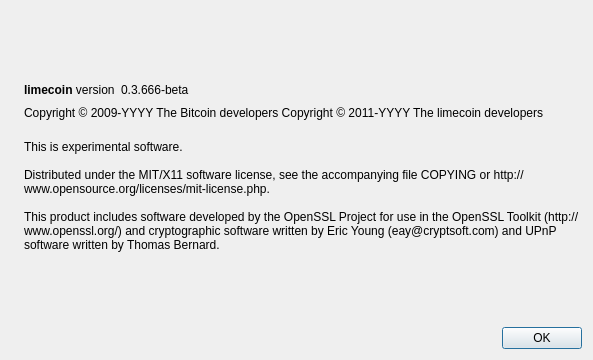
The window that src/qt/forms/aboutdialog.ui (IParn/LimecoinX) describes before a commit, drawn with Qt 5.
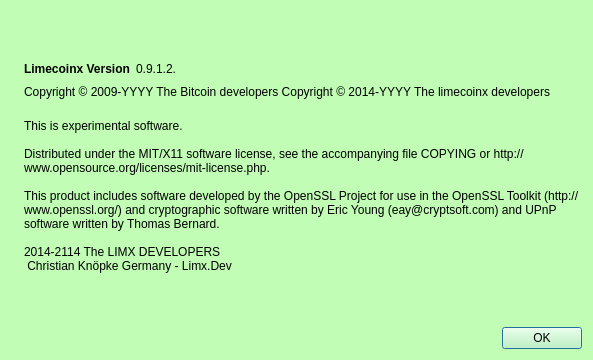
The same window after the commit. Icons and pictures are not drawn.

What changed in the file:
```diff
--- a/src/qt/forms/aboutdialog.ui
+++ b/src/qt/forms/aboutdialog.ui
@@ -10,6 +10,421 @@
     <height>360</height>
    </rect>
   </property>
+  <property name="palette">
+   <palette>
+    <active>
+     <colorrole role="WindowText">
+      <brush brushstyle="SolidPattern">
+       <color alpha="255">
+        <red>0</red>
+        <green>0</green>
+        <blue>0</blue>
+       </color>
+      </brush>
+     </colorrole>
+     <colorrole role="Button">
+      <brush brushstyle="SolidPattern">
+       <color alpha="255">
+        <red>193</red>
+        <green>253</green>
+        <blue>181</blue>
+       </color>
+      </brush>
+     </colorrole>
+     <colorrole role="Light">
+      <brush brushstyle="SolidPattern">
+       <color alpha="255">
+        <red>255</red>
+        <green>255</green>
+        <blue>255</blue>
+       </color>
+      </brush>
+     </colorrole>
+     <colorrole role="Midlight">
+      <brush brushstyle="SolidPattern">
+       <color alpha="255">
+        <red>224</red>
+        <green>254</green>
+        <blue>218</blue>
+       </color>
+      </brush>
+     </colorrole>
+     <colorrole role="Dark">
+      <brush brushstyle="SolidPattern">
+       <color alpha="255">
+        <red>96</red>
+        <green>126</green>
+        <blue>90</blue>
+       </color>
+      </brush>
+     </colorrole>
+     <colorrole role="Mid">
+      <brush brushstyle="SolidPattern">
+       <color alpha="255">
+        <red>129</red>
+        <green>169</green>
+        <blue>121</blue>
+       </color>
+      </brush>
+     </colorrole>
+     <colorrole role="Text">
+      <brush brushstyle="SolidPattern">
+       <color alpha="255">
+        <red>0</red>
+        <green>0</green>
+        <blue>0</blue>
+       </color>
+      </brush>
+     </colorrole>
+     <colorrole role="BrightText">
+      <brush brushstyle="SolidPattern">
+       <color alpha="255">
+        <red>255</red>
+        <green>255</green>
+        <blue>255</blue>
+       </color>
+      </brush>
+     </colorrole>
+     <colorrole role="ButtonText">
+      <brush brushstyle="SolidPattern">
+       <color alpha="255">
+        <red>0</red>
+        <green>0</green>
+        <blue>0</blue>
+       </color>
+      </brush>
+     </colorrole>
+     <colorrole role="Base">
+      <brush brushstyle="SolidPattern">
+       <color alpha="255">
+        <red>255</red>
+        <green>255</green>
+        <blue>255</blue>
+       </color>
+      </brush>
+     </colorrole>
+     <colorrole role="Window">
+      <brush brushstyle="SolidPattern">
+       <color alpha="255">
+        <red>193</red>
+        <green>253</green>
+        <blue>181</blue>
+       </color>
+      </brush>
+     </colorrole>
+     <colorrole role="Shadow">
+      <brush brushstyle="SolidPattern">
+       <color alpha="255">
+        <red>0</red>
+        <green>0</green>
+        <blue>0</blue>
+       </color>
+      </brush>
+     </colorrole>
+     <colorrole role="AlternateBase">
+      <brush brushstyle="SolidPattern">
+       <color alpha="255">
+        <red>224</red>
+        <green>254</green>
+        <blue>218</blue>
+       </color>
+      </brush>
+     </colorrole>
+     <colorrole role="ToolTipBase">
+      <brush brushstyle="SolidPattern">
+       <color alpha="255">
+        <red>255</red>
+        <green>255</green>
+        <blue>220</blue>
+       </color>
+      </brush>
+     </colorrole>
+     <colorrole role="ToolTipText">
+      <brush brushstyle="SolidPattern">
+       <color alpha="255">
+        <red>0</red>
+        <green>0</green>
+        <blue>0</blue>
+       </color>
+      </brush>
+     </colorrole>
+    </active>
+    <inactive>
+     <colorrole role="WindowText">
+      <brush brushstyle="SolidPattern">
+       <color alpha="255">
+        <red>0</red>
+        <green>0</green>
+        <blue>0</blue>
+       </color>
+      </brush>
+     </colorrole>
+     <colorrole role="Button">
+      <brush brushstyle="SolidPattern">
+       <color alpha="255">
+        <red>193</red>
+        <green>253</green>
+        <blue>181</blue>
+       </color>
+      </brush>
+     </colorrole>
+     <colorrole role="Light">
+      <brush brushstyle="SolidPattern">
+       <color alpha="255">
+        <red>255</red>
+        <green>255</green>
+        <blue>255</blue>
+       </color>
+      </brush>
+     </colorrole>
+     <colorrole role="Midlight">
+      <brush brushstyle="SolidPattern">
+       <color alpha="255">
+        <red>224</red>
+        <green>254</green>
+        <blue>218</blue>
+       </color>
+      </brush>
+     </colorrole>
+     <colorrole role="Dark">
+      <brush brushstyle="SolidPattern">
+       <color alpha="255">
+        <red>96</red>
+        <green>126</green>
+        <blue>90</blue>
+       </color>
+      </brush>
+     </colorrole>
+     <colorrole role="Mid">
+      <brush brushstyle="SolidPattern">
+       <color alpha="255">
+        <red>129</red>
+        <green>169</green>
+        <blue>121</blue>
+       </color>
+      </brush>
+     </colorrole>
+     <colorrole role="Text">
+      <brush brushstyle="SolidPattern">
+       <color alpha="255">
+        <red>0</red>
+        <green>0</green>
+        <blue>0</blue>
+       </color>
+      </brush>
+     </colorrole>
+     <colorrole role="BrightText">
+      <brush brushstyle="SolidPattern">
+       <color alpha="255">
+        <red>255</red>
+        <green>255</green>
+        <blue>255</blue>
+       </color>
+      </brush>
+     </colorrole>
+     <colorrole role="ButtonText">
+      <brush brushstyle="SolidPattern">
+       <color alpha="255">
+        <red>0</red>
+        <green>0</green>
+        <blue>0</blue>
+       </color>
+      </brush>
+     </colorrole>
+     <colorrole role="Base">
+      <brush brushstyle="SolidPattern">
+       <color alpha="255">
+        <red>255</red>
+        <green>255</green>
+        <blue>255</blue>
+       </color>
+      </brush>
+     </colorrole>
+     <colorrole role="Window">
+      <brush brushstyle="SolidPattern">
+       <color alpha="255">
+        <red>193</red>
+        <green>253</green>
+        <blue>181</blue>
+       </color>
+      </brush>
+     </colorrole>
+     <colorrole role="Shadow">
+      <brush brushstyle="SolidPattern">
+       <color alpha="255">
+        <red>0</red>
+        <green>0</green>
+        <blue>0</blue>
+       </color>
+      </brush>
+     </colorrole>
+     <colorrole role="AlternateBase">
+      <brush brushstyle="SolidPattern">
+       <color alpha="255">
+        <red>224</red>
+        <green>254</green>
+        <blue>218</blue>
+       </color>
+      </brush>
+     </colorrole>
+     <colorrole role="ToolTipBase">
+      <brush brushstyle="SolidPattern">
+       <color alpha="255">
+        <red>255</red>
+        <green>255</green>
+        <blue>220</blue>
+       </color>
+      </brush>
+     </colorrole>
+     <colorrole role="ToolTipText">
+      <brush brushstyle="SolidPattern">
+       <color alpha="255">
+        <red>0</red>
+        <green>0</green>
+        <blue>0</blue>
+       </color>
+      </brush>
+     </colorrole>
+    </inactive>
+    <disabled>
+     <colorrole role="WindowText">
+      <brush brushstyle="SolidPattern">
+       <color alpha="255">
+        <red>96</red>
+        <green>126</green>
+        <blue>90</blue>
+       </color>
+      </brush>
+     </colorrole>
+     <colorrole role="Button">
+      <brush brushstyle="SolidPattern">
+       <color alpha="255">
+        <red>193</red>
+        <green>253</green>
+        <blue>181</blue>
+       </color>
+      </brush>
+     </colorrole>
+     <colorrole role="Light">
+      <brush brushstyle="SolidPattern">
+       <color alpha="255">
+        <red>255</red>
+        <green>255</green>
+        <blue>255</blue>
+       </color>
+      </brush>
+     </colorrole>
+     <colorrole role="Midlight">
+      <brush brushstyle="SolidPattern">
+       <color alpha="255">
+        <red>224</red>
+        <green>254</green>
+        <blue>218</blue>
+       </color>
+      </brush>
+     </colorrole>
+     <colorrole role="Dark">
+      <brush brushstyle="SolidPattern">
+       <color alpha="255">
+        <red>96</red>
+        <green>126</green>
+        <blue>90</blue>
+       </color>
+      </brush>
+     </colorrole>
+     <colorrole role="Mid">
+      <brush brushstyle="SolidPattern">
+       <color alpha="255">
+        <red>129</red>
+        <green>169</green>
+        <blue>121</blue>
+       </color>
+      </brush>
+     </colorrole>
+     <colorrole role="Text">
+      <brush brushstyle="SolidPattern">
+       <color alpha="255">
+        <red>96</red>
+        <green>126</green>
+        <blue>90</blue>
+       </color>
+      </brush>
+     </colorrole>
+     <colorrole role="BrightText">
+      <brush brushstyle="SolidPattern">
+       <color alpha="255">
+        <red>255</red>
+        <green>255</green>
+        <blue>255</blue>
+       </color>
+      </brush>
+     </colorrole>
+     <colorrole role="ButtonText">
+      <brush brushstyle="SolidPattern">
+       <color alpha="255">
+        <red>96</red>
+        <green>126</green>
+        <blue>90</blue>
+       </color>
+      </brush>
+     </colorrole>
+     <colorrole role="Base">
+      <brush brushstyle="SolidPattern">
+       <color alpha="255">
+        <red>193</red>
+        <green>253</green>
+        <blue>181</blue>
+       </color>
+      </brush>
+     </colorrole>
+     <colorrole role="Window">
+      <brush brushstyle="SolidPattern">
+       <color alpha="255">
+        <red>193</red>
+        <green>253</green>
+        <blue>181</blue>
+       </color>
+      </brush>
+     </colorrole>
+     <colorrole role="Shadow">
+      <brush brushstyle="SolidPattern">
+       <color alpha="255">
+        <red>0</red>
+        <green>0</green>
+        <blue>0</blue>
+       </color>
+      </brush>
+     </colorrole>
+     <colorrole role="AlternateBase">
+      <brush brushstyle="SolidPattern">
+       <color alpha="255">
+        <red>193</red>
+        <green>253</green>
+        <blue>181</blue>
+       </color>
+      </brush>
+     </colorrole>
+     <colorrole role="ToolTipBase">
+      <brush brushstyle="SolidPattern">
+       <color alpha="255">
+        <red>255</red>
+        <green>255</green>
+        <blue>220</blue>
+       </color>
+      </brush>
+     </colorrole>
+     <colorrole role="ToolTipText">
+      <brush brushstyle="SolidPattern">
+       <color alpha="255">
+        <red>0</red>
+        <green>0</green>
+        <blue>0</blue>
+       </color>
+      </brush>
+     </colorrole>
+    </disabled>
+   </palette>
+  </property>
   <property name="windowTitle">
    <string>About limecoin</string>
   </property>
@@ -50,7 +465,7 @@
           <cursorShape>IBeamCursor</cursorShape>
          </property>
          <property name="text">
-          <string>&lt;b&gt;limecoin&lt;/b&gt; version</string>
+          <string>&lt;html&gt;&lt;head/&gt;&lt;body&gt;&lt;p&gt;&lt;span style=&quot; font-weight:600;&quot;&gt;Limecoinx Version&lt;/span&gt;&lt;/p&gt;&lt;/body&gt;&lt;/html&gt;</string>
          </property>
          <property name="textInteractionFlags">
           <set>Qt::LinksAccessibleByMouse|Qt::TextSelectableByKeyboard|Qt::TextSelectableByMouse</set>
@@ -63,7 +478,7 @@
           <cursorShape>IBeamCursor</cursorShape>
          </property>
          <property name="text">
-          <string notr="true">0.3.666-beta</string>
+          <string notr="true">0.9.1.2.</string>
          </property>
          <property name="textInteractionFlags">
           <set>Qt::LinksAccessibleByMouse|Qt::TextSelectableByKeyboard|Qt::TextSelectableByMouse</set>
@@ -92,7 +507,7 @@
        </property>
        <property name="text">
         <string notr="true">Copyright &amp;copy; 2009-YYYY The Bitcoin developers
-Copyright &amp;copy; 2011-YYYY The limecoin developers</string>
+Copyright &amp;copy; 2014-YYYY The limecoinx developers</string>
        </property>
        <property name="textFormat">
         <enum>Qt::RichText</enum>
@@ -113,7 +528,10 @@
 
 Distributed under the MIT/X11 software license, see the accompanying file COPYING or http://www.opensource.org/licenses/mit-license.php.
 
-This product includes software developed by the OpenSSL Project for use in the OpenSSL Toolkit (http://www.openssl.org/) and cryptographic software written by Eric Young (eay@cryptsoft.com) and UPnP software written by Thomas Bernard.</string>
+This product includes software developed by the OpenSSL Project for use in the OpenSSL Toolkit (http://www.openssl.org/) and cryptographic software written by Eric Young (eay@cryptsoft.com) and UPnP software written by Thomas Bernard.
+ 
+2014-2114 The LIMX DEVELOPERS
+ Christian Knöpke Germany - Limx.Dev</string>
        </property>
        <property name="wordWrap">
         <bool>true</bool>
@@ -131,7 +549,7 @@
        <property name="sizeHint" stdset="0">
         <size>
          <width>20</width>
-         <height>40</height>
+         <height>30</height>
         </size>
        </property>
       </spacer>
```
